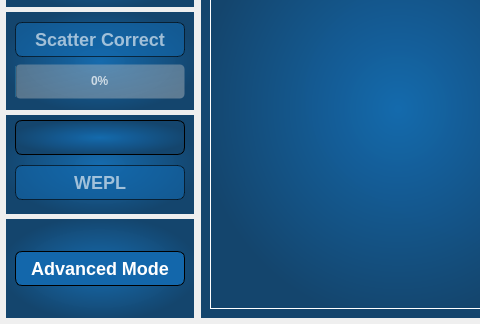
Old version of the form BachelorProjekt/scui.ui in the repository ChristianThingKnudsen/BachelorProject; both pictures show x 0 to 480 and y 202 to 526 of the 1085 by 526 pixel window.
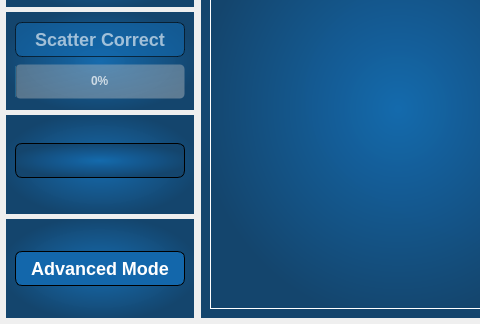
New version of the form. Icons and pictures are not drawn. Custom widgets are drawn as their Qt base class.

Commit message: WEPL button deleted and callback added to combobox

```diff
--- a/BachelorProjekt/scui.ui
+++ b/BachelorProjekt/scui.ui
@@ -1088,49 +1088,6 @@
             </property>
            </widget>
           </item>
-          <item alignment="Qt::AlignHCenter">
-           <widget class="QPushButton" name="btnWEPL">
-            <property name="enabled">
-             <bool>false</bool>
-            </property>
-            <property name="sizePolicy">
-             <sizepolicy hsizetype="Preferred" vsizetype="Fixed">
-              <horstretch>0</horstretch>
-              <verstretch>0</verstretch>
-             </sizepolicy>
-            </property>
-            <property name="minimumSize">
-             <size>
-              <width>170</width>
-              <height>35</height>
-             </size>
-            </property>
-            <property name="maximumSize">
-             <size>
-              <width>170</width>
-              <height>35</height>
-             </size>
-            </property>
-            <property name="styleSheet">
-             <string notr="true">QPushButton{
-	background-color: rgba(19,103,171,60%);
-	font-weight: bold;
-	color: rgba(255,255,255,60%);
-	font-size: 18px;
-	border-width: 1.4px;
-	border-color: rgba(0,0,0,60%);
-	border-style: solid;
-	border-radius: 7px;
-}
-QPushButton:pressed{
-	background-color: #E4A115
-}</string>
-            </property>
-            <property name="text">
-             <string>WEPL</string>
-            </property>
-           </widget>
-          </item>
          </layout>
         </widget>
        </item>
```
Left out of the diff: 16 changed lines with no effect on the pictures. The commit also changes 2 other files.
